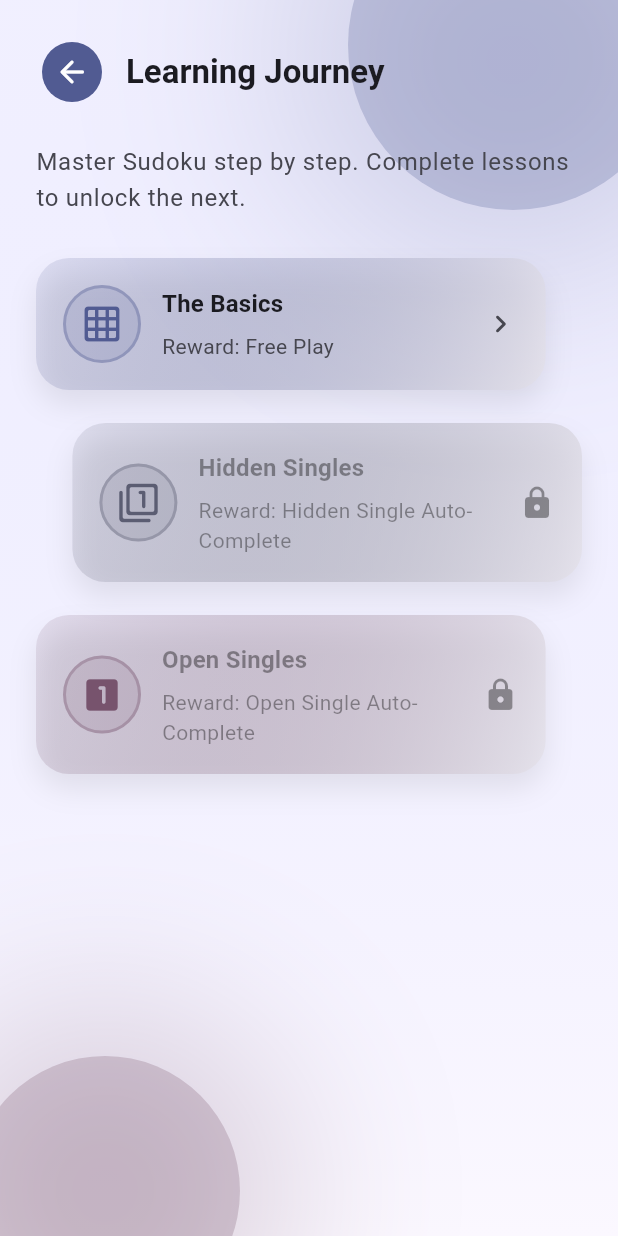
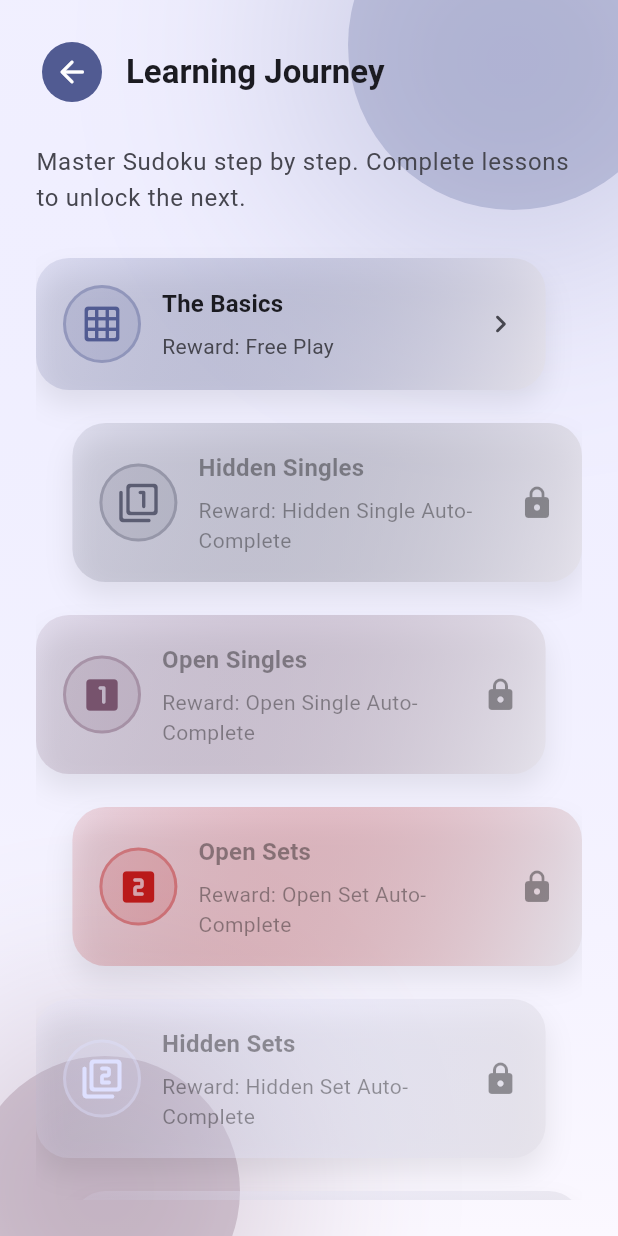
Before and after one commit to lobobeebe/auto_sudoku, a Flutter app: the screen it shows after launch, after a tap on "Learn", on a phone screen of 412 x 824 dp. Run offline on Flutter 3.47's test engine with Material 3 defaults, Android fonts, the phone set to English and light mode, and no system bars; our stand-ins replace shared_preferences.

```diff
--- a/lib/data/lessons.dart
+++ b/lib/data/lessons.dart
@@ -9,6 +9,16 @@ class Lessons {
     description:
         'Learn the fundamentals of Sudoku and the basic strategies to solve them.',
     path: "assets/puzzles/lessons/the_basics.json",
+  );
+
+  static const easyStrategies = Lesson(
+    title: 'Easy Strategies',
+    icon: Icons.school_rounded,
+    shortDesc: "Reward: Easy Difficulty Free Play",
+    description:
+        'Overview of easy strategies including Open/Hidden Singles, Open/Hidden Sets, and Locked Candidates. Complete to unlock practice lessons.',
+    path: "assets/puzzles/lessons/easy_strategies.json",
+    preReqLesson: 'The Basics',
   );
 
   static List<Lesson> get all => [
@@ -32,5 +42,32 @@ class Lessons {
       path: "assets/puzzles/lessons/open_singles.json",
       preReqLesson: theBasics.title,
     ),
+    Lesson(
+      title: 'Open Sets',
+      icon: Icons.looks_two_rounded,
+      shortDesc: "Reward: Open Set Auto-Complete",
+      description:
+          'Complete these puzzles using only the Open Set strategy to unlock auto-completing of Open Sets.',
+      path: "assets/puzzles/lessons/open_sets.json",
+      preReqLesson: easyStrategies.title,
+    ),
+    Lesson(
+      title: 'Hidden Sets',
+      icon: Icons.filter_2_rounded,
+      shortDesc: "Reward: Hidden Set Auto-Complete",
+      description:
+          'Complete these puzzles using only the Hidden Set strategy to unlock auto-completing of Hidden Sets.',
+      path: "assets/puzzles/lessons/hidden_sets.json",
+      preReqLesson: easyStrategies.title,
+    ),
+    Lesson(
+      title: 'Locked Candidates',
+      icon: Icons.lock_rounded,
+      shortDesc: "Reward: Locked Candidates Auto-Complete",
+      description:
+          'Complete these puzzles using only the Locked Candidates strategy to unlock auto-completing of Locked Candidates.',
+      path: "assets/puzzles/lessons/locked_candidates.json",
+      preReqLesson: easyStrategies.title,
+    ),
   ];
 }
```
Also changed, not shown: packages/auto_sudoku_solver/bin/generator.dart (+12 -3 lines), packages/auto_sudoku_solver/sudoku_output.json (+10 -8 lines).
